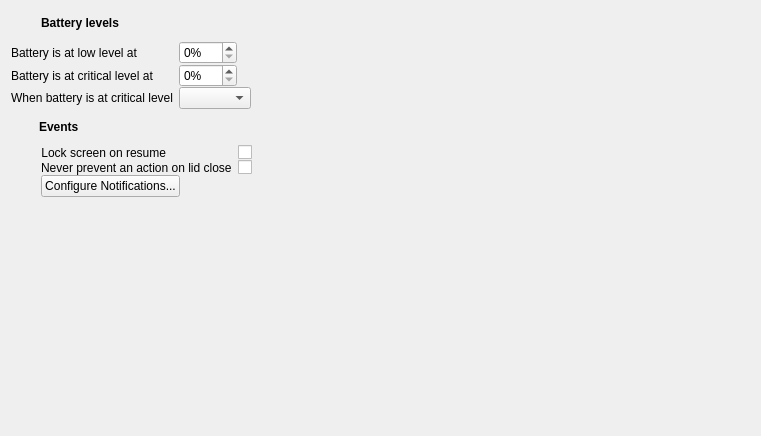
Old version of the form kcmodule/global/generalPage.ui in the repository KDE/powerdevil.
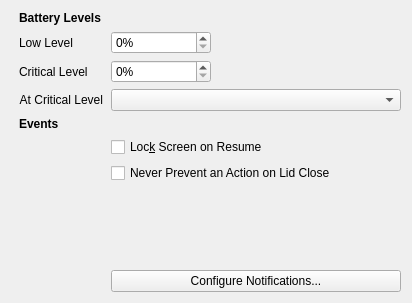
New version of the form. Custom widgets are drawn as their Qt base class.

Commit message:
Improve Advanced Settings page
- Use a QFormLayout, and do it properly
- Fix up spacing and alignment
- Remove icons before titles
- Use Title Case for Labels
- Shorter labels for better readability

```diff
--- a/kcmodule/global/generalPage.ui
+++ b/kcmodule/global/generalPage.ui
@@ -6,60 +6,47 @@
    <rect>
     <x>0</x>
     <y>0</y>
-    <width>761</width>
-    <height>436</height>
+    <width>412</width>
+    <height>303</height>
    </rect>
   </property>
-  <layout class="QVBoxLayout" name="verticalLayout">
+  <layout class="QHBoxLayout" name="horizontalLayout">
    <item>
-    <layout class="QHBoxLayout" name="horizontalLayout">
-     <item>
-      <widget class="QLabel" name="batteryLevelsIconLabel">
-       <property name="minimumSize">
-        <size>
-         <width>24</width>
-         <height>24</height>
-        </size>
-       </property>
-       <property name="maximumSize">
-        <size>
-         <width>24</width>
-         <height>24</height>
-        </size>
-       </property>
-       <property name="text">
-        <string/>
-       </property>
-      </widget>
-     </item>
-     <item>
+    <spacer name="horizontalSpacer">
+     <property name="orientation">
+      <enum>Qt::Horizontal</enum>
+     </property>
+     <property name="sizeType">
+      <enum>QSizePolicy::Fixed</enum>
+     </property>
+     <property name="sizeHint" stdset="0">
+      <size>
+       <width>8</width>
+       <height>20</height>
+      </size>
+     </property>
+    </spacer>
+   </item>
+   <item>
+    <layout class="QFormLayout" name="formLayout">
+     <item row="0" column="0">
       <widget class="QLabel" name="batteryLevelsLabel">
        <property name="text">
-        <string>&lt;b&gt;Battery levels&lt;/b&gt;</string>
+        <string>&lt;b&gt;Battery Levels                     &lt;/b&gt;</string>
        </property>
       </widget>
      </item>
-    </layout>
-   </item>
-   <item>
-    <layout class="QFormLayout" name="formLayout_3">
-     <property name="fieldGrowthPolicy">
-      <enum>QFormLayout::ExpandingFieldsGrow</enum>
-     </property>
-     <property name="verticalSpacing">
-      <number>0</number>
-     </property>
-     <item row="0" column="0">
+     <item row="1" column="0">
       <widget class="QLabel" name="lowLabel">
        <property name="text">
-        <string>Battery is at low level at</string>
+        <string>Low Level</string>
        </property>
        <property name="buddy">
         <cstring>lowSpin</cstring>
        </property>
       </widget>
      </item>
-     <item row="0" column="1">
+     <item row="1" column="1">
       <widget class="KIntSpinBox" name="lowSpin">
        <property name="maximumSize">
         <size>
@@ -81,17 +68,17 @@
        </property>
       </widget>
      </item>
-     <item row="1" column="0">
+     <item row="2" column="0">
       <widget class="QLabel" name="criticalLabel">
        <property name="text">
-        <string>Battery is at critical level at</string>
+        <string>Critical Level</string>
        </property>
        <property name="buddy">
         <cstring>criticalSpin</cstring>
        </property>
       </widget>
      </item>
-     <item row="1" column="1">
+     <item row="2" column="1">
       <widget class="KIntSpinBox" name="criticalSpin">
        <property name="maximumSize">
         <size>
@@ -113,10 +100,10 @@
        </property>
       </widget>
      </item>
-     <item row="2" column="0">
+     <item row="3" column="0">
       <widget class="QLabel" name="BatteryCriticalLabel">
        <property name="text">
-        <string>When battery is at critical level</string>
+        <string>At Critical Level</string>
        </property>
        <property name="alignment">
         <set>Qt::AlignRight|Qt::AlignTrailing|Qt::AlignVCenter</set>
@@ -129,7 +116,7 @@
        </property>
       </widget>
      </item>
-     <item row="2" column="1">
+     <item row="3" column="1">
       <widget class="KComboBox" name="BatteryCriticalCombo">
        <property name="maximumSize">
         <size>
@@ -139,63 +126,14 @@
        </property>
       </widget>
      </item>
-    </layout>
-   </item>
-   <item>
-    <layout class="QHBoxLayout" name="horizontalLayout_3">
-     <property name="spacing">
-      <number>4</number>
-     </property>
-     <item>
-      <widget class="QLabel" name="eventsIconLabel">
-       <property name="minimumSize">
-        <size>
-         <width>24</width>
-         <height>24</height>
-        </size>
-       </property>
-       <property name="maximumSize">
-        <size>
-         <width>16</width>
-         <height>16777215</height>
-        </size>
-       </property>
-       <property name="text">
-        <string/>
-       </property>
-      </widget>
-     </item>
-     <item>
+     <item row="4" column="0">
       <widget class="QLabel" name="label_2">
        <property name="text">
         <string>&lt;b&gt;Events&lt;/b&gt;</string>
        </property>
       </widget>
      </item>
-    </layout>
-   </item>
-   <item>
-    <layout class="QFormLayout" name="formLayout_4">
-     <property name="leftMargin">
-      <number>30</number>
-     </property>
-     <property name="verticalSpacing">
-      <number>0</number>
-     </property>
-     <item row="0" column="0">
-      <widget class="QLabel" name="label_8">
-       <property name="text">
-        <string>Lock screen on resume</string>
-       </property>
-       <property name="alignment">
-        <set>Qt::AlignRight|Qt::AlignTrailing|Qt::AlignVCenter</set>
-       </property>
-       <property name="buddy">
-        <cstring>lockScreenOnResume</cstring>
-       </property>
-      </widget>
-     </item>
-     <item row="0" column="1">
+     <item row="5" column="1">
       <widget class="QCheckBox" name="lockScreenOnResume">
        <property name="toolTip">
         <string>Locks screen when waking up from suspension</string>
@@ -207,60 +145,11 @@
         <string>You will be asked for a password when resuming from sleep state</string>
        </property>
        <property name="text">
-        <string/>
+        <string>Loc&amp;k Screen on Resume</string>
        </property>
       </widget>
      </item>
-     <item row="2" column="0" colspan="2">
-      <layout class="QHBoxLayout" name="horizontalLayout_2">
-       <item>
-        <widget class="QPushButton" name="notificationsButton">
-         <property name="sizePolicy">
-          <sizepolicy hsizetype="Minimum" vsizetype="Maximum">
-           <horstretch>0</horstretch>
-           <verstretch>0</verstretch>
-          </sizepolicy>
-         </property>
-         <property name="maximumSize">
-          <size>
-           <width>16777215</width>
-           <height>16777215</height>
-          </size>
-         </property>
-         <property name="text">
-          <string>Configure Notifications...</string>
-         </property>
-        </widget>
-       </item>
-       <item>
-        <spacer name="horizontalSpacer">
-         <property name="orientation">
-          <enum>Qt::Horizontal</enum>
-         </property>
-         <property name="sizeHint" stdset="0">
-          <size>
-           <width>40</width>
-           <height>20</height>
-          </size>
-         </property>
-        </spacer>
-       </item>
-      </layout>
-     </item>
-     <item row="1" column="0">
-      <widget class="QLabel" name="label_3">
-       <property name="toolTip">
-        <string>When this option is selected, applications will not be allowed to inhibit sleep when the lid is closed</string>
-       </property>
-       <property name="whatsThis">
-        <string>When this option is selected, applications will not be allowed to inhibit sleep when the lid is closed</string>
-       </property>
-       <property name="text">
-        <string>Never prevent an action on lid close</string>
-       </property>
-      </widget>
-     </item>
-     <item row="1" column="1">
+     <item row="6" column="1">
       <widget class="QCheckBox" name="doNotInhibitLid">
        <property name="toolTip">
         <string>When this option is selected, applications will not be allowed to inhibit sleep when the lid is closed</string>
@@ -269,38 +158,57 @@
         <string>When this option is selected, applications will not be allowed to inhibit sleep when the lid is closed</string>
        </property>
        <property name="text">
-        <string/>
+        <string>Never Prevent an Action on Lid Close</string>
+       </property>
+      </widget>
+     </item>
+     <item row="7" column="1">
+      <spacer name="verticalSpacer">
+       <property name="orientation">
+        <enum>Qt::Vertical</enum>
+       </property>
+       <property name="sizeHint" stdset="0">
+        <size>
+         <width>20</width>
+         <height>8</height>
+        </size>
+       </property>
+      </spacer>
+     </item>
+     <item row="8" column="1">
+      <widget class="QPushButton" name="notificationsButton">
+       <property name="sizePolicy">
+        <sizepolicy hsizetype="Minimum" vsizetype="Maximum">
+         <horstretch>0</horstretch>
+         <verstretch>0</verstretch>
+        </sizepolicy>
+       </property>
+       <property name="maximumSize">
+        <size>
+         <width>16777215</width>
+         <height>16777215</height>
+        </size>
+       </property>
+       <property name="text">
+        <string>Configure Notifications...</string>
        </property>
       </widget>
      </item>
     </layout>
    </item>
-   <item>
-    <spacer name="verticalSpacer">
-     <property name="orientation">
-      <enum>Qt::Vertical</enum>
-     </property>
-     <property name="sizeHint" stdset="0">
-      <size>
-       <width>20</width>
-       <height>40</height>
-      </size>
-     </property>
-    </spacer>
-   </item>
   </layout>
  </widget>
  <customwidgets>
-  <customwidget>
-   <class>KComboBox</class>
-   <extends>QComboBox</extends>
-   <header>kcombobox.h</header>
-  </customwidget>
   <customwidget>
    <class>KIntSpinBox</class>
    <extends>QSpinBox</extends>
    <header>knuminput.h</header>
   </customwidget>
+  <customwidget>
+   <class>KComboBox</class>
+   <extends>QComboBox</extends>
+   <header>kcombobox.h</header>
+  </customwidget>
  </customwidgets>
  <resources/>
  <connections/>
```
The commit also changes 1 other file.
